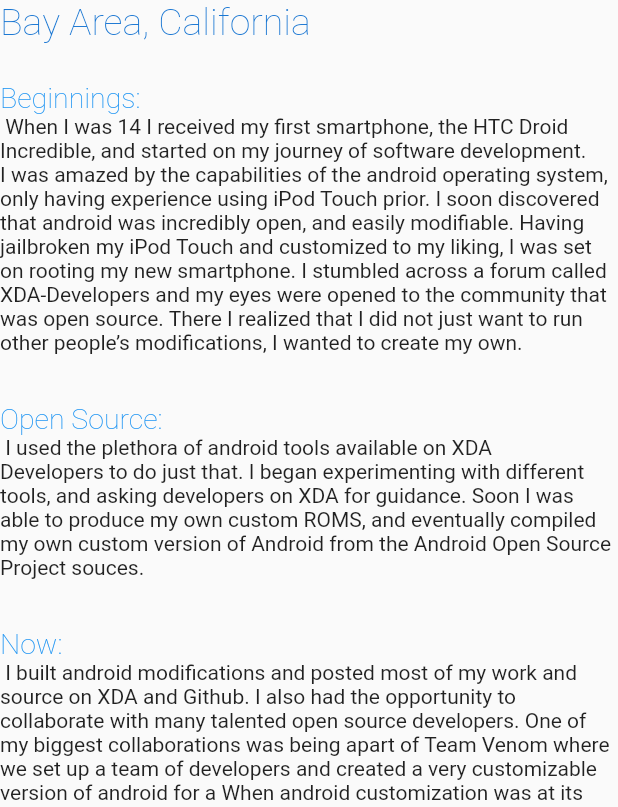
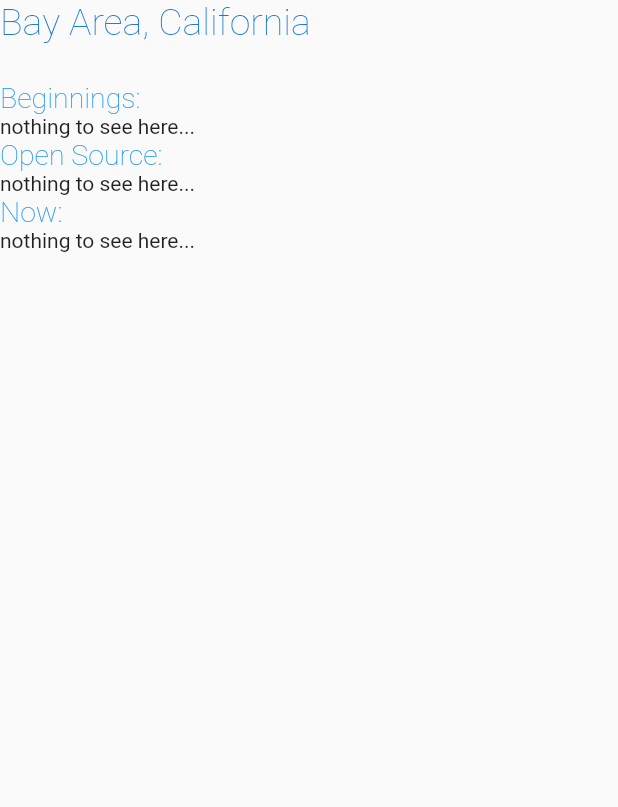
Before and after one commit to Renzo-Olivares/Renzo-Olivares.github.io, a Flutter app: the screen it shows after launch, on a phone screen of 412 x 824 dp, the part 429-1236 px from its top. Run offline on Flutter 3.47's test engine with Material 2 defaults, Android fonts, the phone set to English and light mode, and no system bars; missing offline and left inert: flutter_web; network calls fail.

Commit message:
add placeholder string

```diff
--- a/lib/AboutRoute.dart
+++ b/lib/AboutRoute.dart
@@ -7,6 +7,7 @@ class AboutRoute extends StatelessWidget {
 
   @override
   Widget build(BuildContext context) {
+    const title = "nothing to see here";
     return Scaffold(
       body: ListView(
         children: <Widget>[
@@ -41,7 +42,7 @@ class AboutRoute extends StatelessWidget {
                 fontWeight: FontWeight.w200,
                 fontSize: 19.0),
           ),
-          Text(ContentStrings.aboutBeg,
+          Text(ContentStrings.placeholder,
               style: TextStyle(fontWeight: FontWeight.w400)),
           Text(
             "Open Source:",
@@ -50,14 +51,14 @@ class AboutRoute extends StatelessWidget {
                 fontWeight: FontWeight.w200,
                 fontSize: 19.0),
           ),
-          Text(ContentStrings.aboutMid,
+          Text(ContentStrings.placeholder,
               style: TextStyle(fontWeight: FontWeight.w400)),
           Text("Now: ",
               style: TextStyle(
                   color: Theme.of(context).accentColor,
                   fontWeight: FontWeight.w200,
                   fontSize: 19.0)),
-          Text(ContentStrings.aboutEnd,
+          Text(ContentStrings.placeholder,
               style: TextStyle(fontWeight: FontWeight.w400))
         ],
       ),
--- a/lib/ContentStrings.dart
+++ b/lib/ContentStrings.dart
@@ -35,4 +35,6 @@ class ContentStrings {
           "development. It also played a huge part in my decision to major\n" +
           "in Computer Science at the University of California, Riverside\n" +
           "where I am currently studying at.";
+
+  static String placeholder = "nothing to see here...";
 }
```
